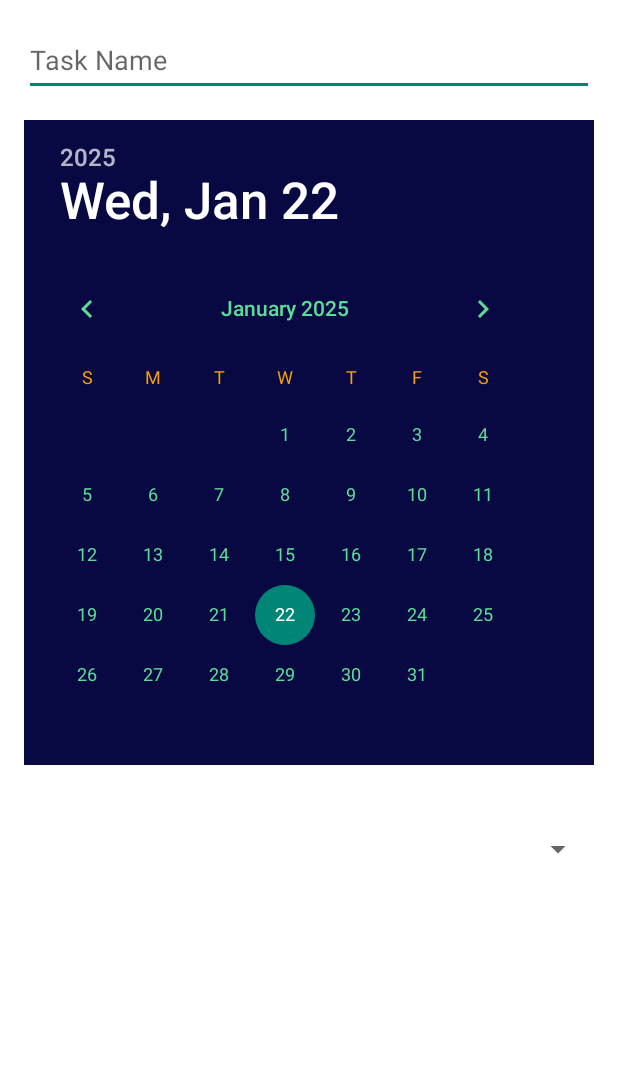
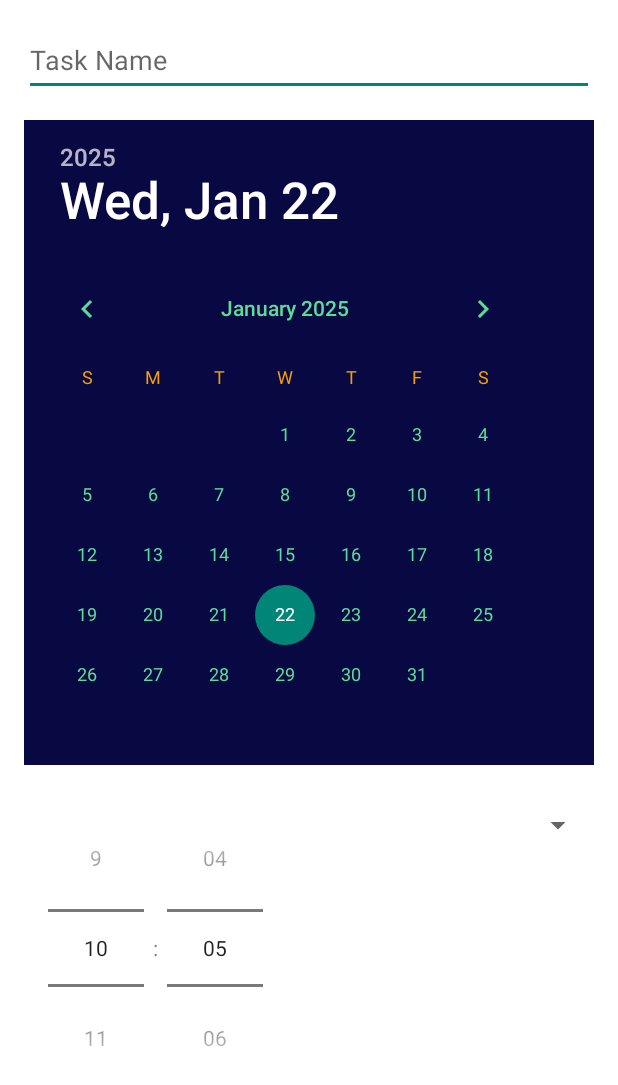
Before and after one commit to tpotenberg/PlanPerfect, an Android app: the layout dialog_schedule_task.xml on its own in the app's theme, with its tools: preview values and no code run, on a phone screen of 412 x 824 dp. Shown: the top 1085 px of the screen. Run offline under Robolectric (Android 15) with nearby library versions, the phone set to English and light mode, and no system bars.

```diff
--- a/app/src/main/java/com/example/planperfect/fragments/CalendarFragment.kt
+++ b/app/src/main/java/com/example/planperfect/fragments/CalendarFragment.kt
@@ -8,6 +8,7 @@ import android.view.ViewGroup
 import android.widget.ArrayAdapter
 import android.widget.Button
 import android.widget.DatePicker
+import android.widget.TimePicker
 import android.widget.EditText
 import android.widget.Spinner
 import android.widget.Toast
@@ -119,6 +120,7 @@ class CalendarFragment : Fragment() {
         val dialogView = LayoutInflater.from(this.context).inflate(R.layout.dialog_schedule_task, null)
         val taskNameEditText: EditText = dialogView.findViewById(R.id.task_name_edit_text)
         val taskDatePicker: DatePicker = dialogView.findViewById(R.id.task_date_picker)
+        val taskTimePicker: TimePicker = dialogView.findViewById(R.id.task_time_picker)
         val iconSpinner: Spinner = dialogView.findViewById(R.id.icon_spinner)
 
         val icons = arrayOf(
@@ -145,6 +147,8 @@ class CalendarFragment : Fragment() {
                 val day = taskDatePicker.dayOfMonth
                 val month = taskDatePicker.month
                 val year = taskDatePicker.year
+                val hour = taskTimePicker.hour
+                val minute = taskTimePicker.minute
 
                 val selectedIconIndex = iconSpinner.selectedItemPosition
                 if (selectedIconIndex < 0 || selectedIconIndex >= icons.size) {
@@ -152,8 +156,9 @@ class CalendarFragment : Fragment() {
                     return@setPositiveButton
                 }
                 val selectedIcon = icons[selectedIconIndex]
-                addTaskToCalendar(year, month, day, taskName, selectedIcon, calendarDays)
-
+                val timeFormatted = String.format("%02d:%02d", hour, minute)
+                val taskWithTime = "$taskName at $timeFormatted"
+                addTaskToCalendar(year, month, day, taskWithTime, selectedIcon, calendarDays)
 
                 calendarView.setCalendarDays(calendarDays)
 
--- a/app/src/main/res/layout/dialog_schedule_task.xml
+++ b/app/src/main/res/layout/dialog_schedule_task.xml
@@ -14,7 +14,7 @@
             android:inputType="text"
             android:minHeight="48dp"
             android:layout_marginBottom="16dp"
-            android:theme="@style/CustomDatePickerStyle"/>
+            android:theme="@style/CustomDatePickerStyle" />
 
     <DatePicker
             android:id="@+id/task_date_picker"
@@ -23,12 +23,27 @@
             android:layout_marginBottom="16dp"
             android:theme="@style/CustomDatePickerStyle" />
 
-    <Spinner
-            android:id="@+id/icon_spinner"
+    <LinearLayout
             android:layout_width="match_parent"
             android:layout_height="wrap_content"
-            android:minHeight="48dp"
-            android:layout_marginTop="16dp"
-            android:layout_marginBottom="16dp"
-            />
+            android:orientation="horizontal"
+            android:layout_marginBottom="16dp">
+
+        <TimePicker
+                android:id="@+id/task_time_picker"
+                android:layout_width="0dp"
+                android:layout_height="wrap_content"
+                android:timePickerMode="spinner"
+                android:hour="12"
+                android:minute="0"
+                android:layout_weight="1" />
+
+        <Spinner
+                android:id="@+id/icon_spinner"
+                android:layout_width="0dp"
+                android:layout_height="wrap_content"
+                android:minHeight="48dp"
+                android:layout_weight="1"
+                android:layout_marginStart="16dp" />
+    </LinearLayout>
 </LinearLayout>
```
